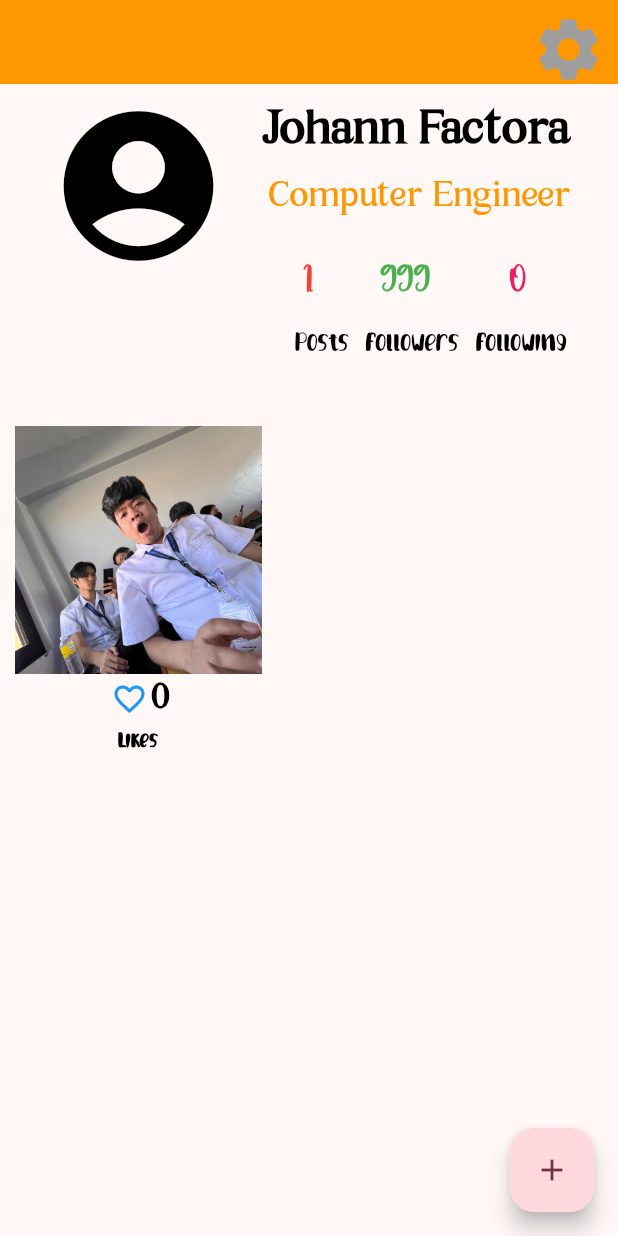
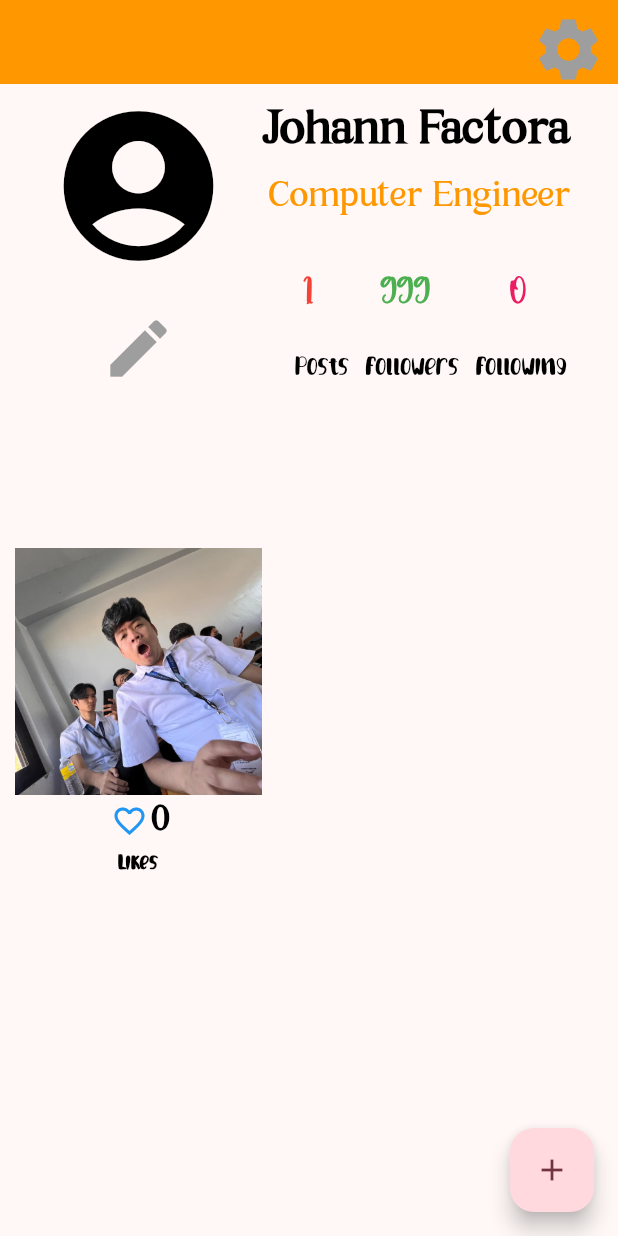
Before and after one commit to eggforsale/Flutter_Application, a Flutter app: the screen it shows after launch, on a phone screen of 412 x 824 dp. Run offline on Flutter 3.47's test engine with Material 3 defaults, Android fonts, the phone set to English and light mode, and no system bars.

Commit message:
rmeove Divider

```diff
--- a/lib/main.dart
+++ b/lib/main.dart
@@ -29,6 +29,7 @@ class MyHomePage extends StatefulWidget {
 
 class _MyHomePageState extends State<MyHomePage> {
   int likesCount = 0;
+  int followingCount = 0;
 
   @override
   Widget build(BuildContext context) {
@@ -59,6 +60,13 @@ class _MyHomePageState extends State<MyHomePage> {
                       size: 120,
                       color: Colors.black,
                     ),
+                    SizedBox(
+                      height: 15,
+                    ),
+                    IconButton(
+                      icon: Icon(Icons.edit, color: Colors.grey, size: 50),
+                      onPressed: () {},
+                    ),
                     SizedBox(height: 100),
                     Container(
                       height: MediaQuery.of(context).size.height * 0.2,
@@ -69,10 +77,6 @@ class _MyHomePageState extends State<MyHomePage> {
                           fit: BoxFit.cover,
                         ),
                       ),
-                    ),
-                    Divider(
-                      height: 0,
-                      color: const Color.fromARGB(255, 0, 0, 0),
                     ),
                     SizedBox(height: 0),
                     Row(
@@ -162,8 +166,14 @@ class _MyHomePageState extends State<MyHomePage> {
                         ),
                         SizedBox(
                           width: 70,
+                          child: TextButton(
+                            onPressed: () {
+                              setState(() {
+                                followingCount += 1;
+                              });
+                            },
                             child: Text(
-                            '0',
+                              '$followingCount',
                               style: TextStyle(
                                 fontFamily: 'Hello',
                                 fontSize: 26,
@@ -171,6 +181,7 @@ class _MyHomePageState extends State<MyHomePage> {
                                 color: Colors.pink,
                               ),
                               textAlign: TextAlign.center,
+                            ),
                           ),
                         ),
                       ],
```
Lines whose indentation alone changed are shown as unchanged.
